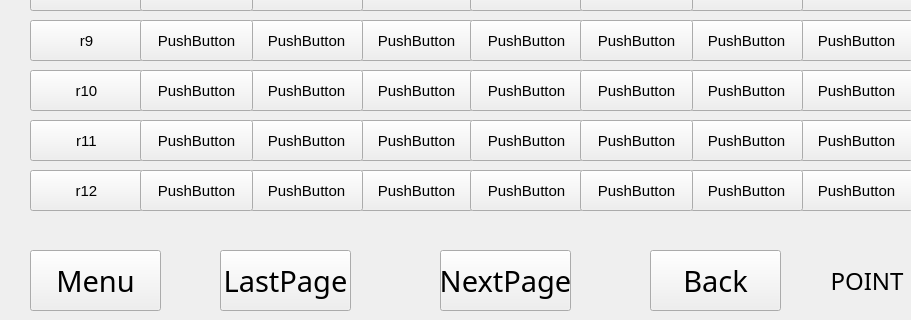
Before: the Qt Designer form internal_param_set.ui in qingdouke/TemakViews, drawn with Qt 5; both pictures show x 0 to 911 and y 480 to 800 of the 1280 by 800 pixel window.
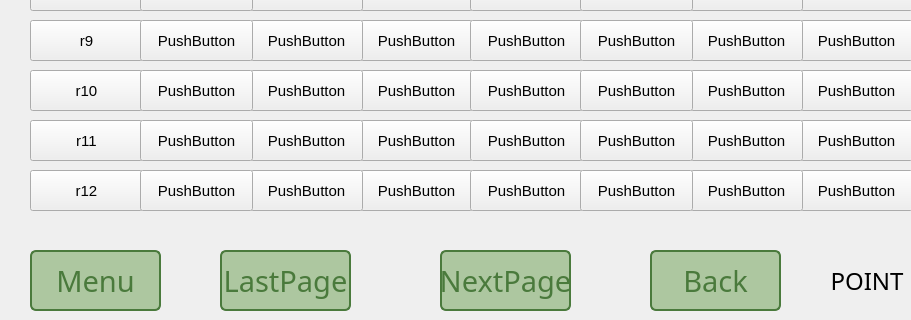
After: the same form once the commit is applied.

```diff
--- a/internal_param_set.ui
+++ b/internal_param_set.ui
@@ -37,6 +37,26 @@
       <pointsize>22</pointsize>
      </font>
     </property>
+    <property name="styleSheet">
+     <string notr="true">QPushButton {
+    /* 正常状态 */
+	border:2px solid rgb(74,122,60);
+	background-color:rgb(173,199,160);
+	border-radius:6px;
+    color:rgb(74,122,60);
+}
+
+QPushButton:hover {
+    /* 鼠标停留状态 */
+    background-color: rgb(184, 192, 193);
+}
+
+QPushButton:pressed {
+    /* 鼠标按下状态 */
+
+    background-color: rgb(255,255,255);
+}</string>
+    </property>
     <property name="text">
      <string>Menu</string>
     </property>
@@ -56,6 +76,26 @@
       <pointsize>22</pointsize>
      </font>
     </property>
+    <property name="styleSheet">
+     <string notr="true">QPushButton {
+    /* 正常状态 */
+	border:2px solid rgb(74,122,60);
+	background-color:rgb(173,199,160);
+	border-radius:6px;
+    color:rgb(74,122,60);
+}
+
+QPushButton:hover {
+    /* 鼠标停留状态 */
+    background-color: rgb(184, 192, 193);
+}
+
+QPushButton:pressed {
+    /* 鼠标按下状态 */
+
+    background-color: rgb(255,255,255);
+}</string>
+    </property>
     <property name="text">
      <string>Back</string>
     </property>
@@ -76,6 +116,26 @@
       <kerning>false</kerning>
      </font>
     </property>
+    <property name="styleSheet">
+     <string notr="true">QPushButton {
+    /* 正常状态 */
+	border:2px solid rgb(74,122,60);
+	background-color:rgb(173,199,160);
+	border-radius:6px;
+    color:rgb(74,122,60);
+}
+
+QPushButton:hover {
+    /* 鼠标停留状态 */
+    background-color: rgb(184, 192, 193);
+}
+
+QPushButton:pressed {
+    /* 鼠标按下状态 */
+
+    background-color: rgb(255,255,255);
+}</string>
+    </property>
     <property name="text">
      <string>LastPage</string>
     </property>
@@ -108,6 +168,26 @@
       <pointsize>22</pointsize>
      </font>
     </property>
+    <property name="styleSheet">
+     <string notr="true">QPushButton {
+    /* 正常状态 */
+	border:2px solid rgb(74,122,60);
+	background-color:rgb(173,199,160);
+	border-radius:6px;
+    color:rgb(74,122,60);
+}
+
+QPushButton:hover {
+    /* 鼠标停留状态 */
+    background-color: rgb(184, 192, 193);
+}
+
+QPushButton:pressed {
+    /* 鼠标按下状态 */
+
+    background-color: rgb(255,255,255);
+}</string>
+    </property>
     <property name="text">
      <string>NextPage</string>
     </property>
```
